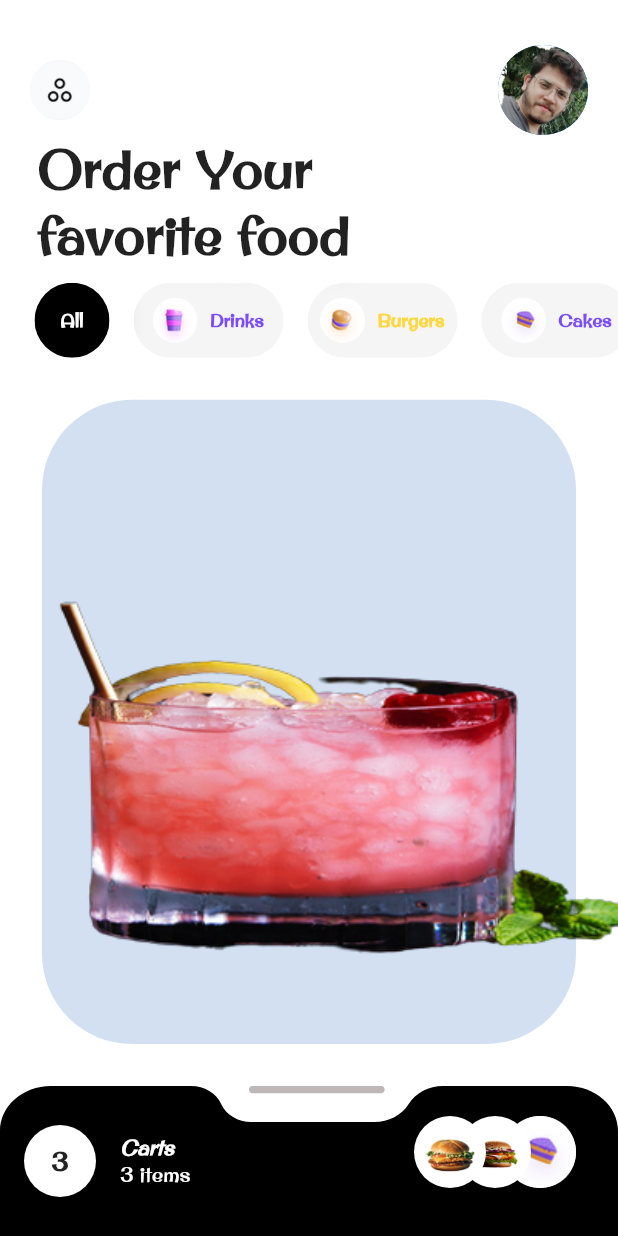
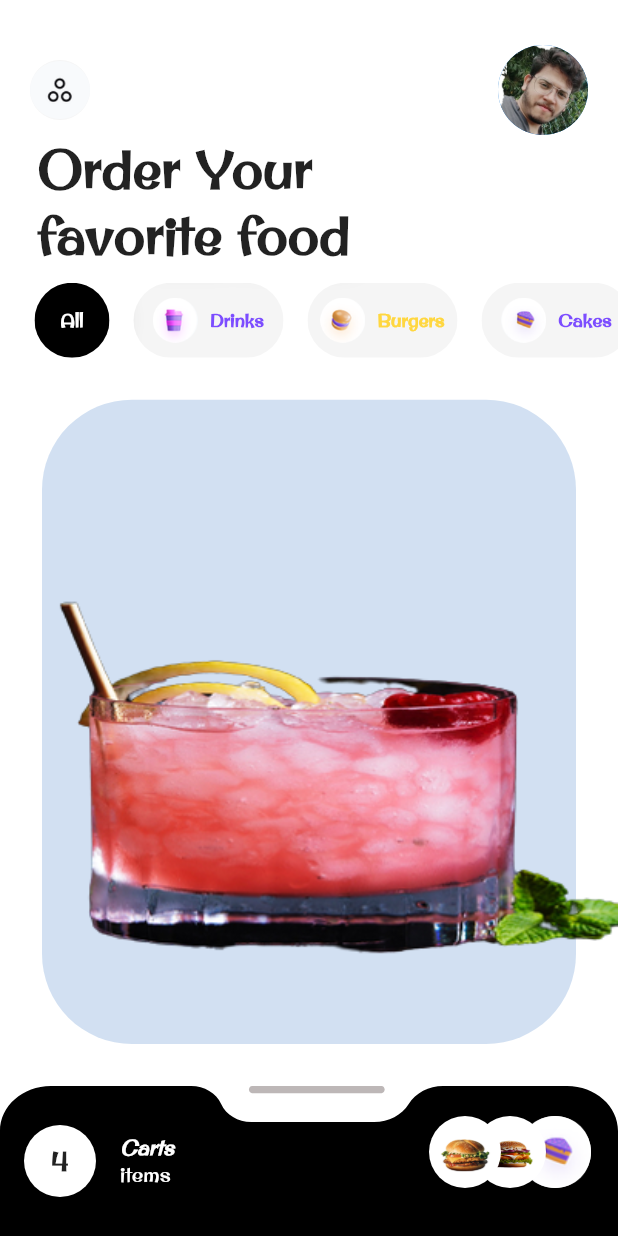
Before and after one commit to githubrohitgithub/Flutter-PUC, a Flutter app: the FoodAppDashboard screen opened by its route, on a phone screen of 412 x 824 dp. Run offline on Flutter 3.47's test engine with Material 2 defaults, Android fonts, the phone set to English and light mode, and no system bars; our stand-ins replace flutter_svg, get_it, hive, shared_preferences, timer_builder; missing offline and left inert: neopop, qr_code_scanner; accounts and stored records are empty.

Commit message:
completed 9

```diff
--- a/lib/main.dart
+++ b/lib/main.dart
@@ -1,6 +1,7 @@
 import 'package:flutter/material.dart';
 import 'package:flutter/services.dart';
 import 'package:flutter_work_shop/work_shop/navigator/modules/day_three/base/routes/app_routes.dart';
+import 'package:flutter_work_shop/work_shop/navigator/modules/day_three/core/di/get_it_injection.dart';
 import 'package:flutter_work_shop/work_shop/navigator/modules/day_three/models/food_details_model.dart';
 import 'package:flutter_work_shop/work_shop/navigator/modules/day_three/models/food_sub_type.dart';
 import 'package:flutter_work_shop/work_shop/navigator/modules/day_three/page/dashboard/food_app_dashboard.dart';
@@ -11,6 +12,9 @@ import 'package:flutter_work_shop/work_shop/navigator/modules/master_screen/page
 
 Future<void> main() async {
   WidgetsFlutterBinding.ensureInitialized();
+
+  await init();
+
   AppFonts().loadCustomFont().then((_) {
     runApp(const MyApp());
   });
--- a/lib/work_shop/navigator/modules/day_three/models/cart_model.dart
+++ b/lib/work_shop/navigator/modules/day_three/models/cart_model.dart
@@ -1,9 +1,51 @@
-class CartModel{
+import 'package:hive/hive.dart';
+
+part 'cart_model.g.dart';
+
+@HiveType(typeId: 0)
+class CartModel extends HiveObject{
+
+  @HiveField(0)
+  String? id;
+  @HiveField(1)
   String? name;
+  @HiveField(2)
   String? image;
+  @HiveField(3)
   String? price;
+  @HiveField(4)
   String? quantity;
+  @HiveField(5)
   String? size;
+  @HiveField(6)
   String? subName;
-  CartModel({this.name,this.image, this.price, this.quantity,this.size,this.subName});
+  CartModel({this.id,this.name,this.image, this.price, this.quantity,this.size,this.subName});
+
+
+  factory CartModel.fromJson(Map<String, dynamic> json) =>
+      _$CartModelFromJson(json);
+
+  Map<String, dynamic> toJson() => _$CartModelToJson(this);
+
+
+  CartModel copyWith({
+    String? id,
+    String? name,
+    String? image,
+    String? price,
+    String? quantity,
+    String? size,
+    String? subName,
+  }) {
+    return CartModel(
+      id: id ?? this.id,
+      name: name ?? this.name,
+      image: image ?? this.image,
+      price: price ?? this.price,
+      quantity: quantity ?? this.quantity,
+      size: size ?? this.size,
+      subName: subName ?? this.subName,
+    );
+  }
+
 }
--- a/lib/work_shop/navigator/modules/day_three/models/food_details_model.dart
+++ b/lib/work_shop/navigator/modules/day_three/models/food_details_model.dart
@@ -5,8 +5,8 @@ import 'food_sub_type.dart';
 class FoodDetailsModel {
   String? name;
   String? image;
-  int? price;
-  int? quantity;
+  String? price;
+  String? quantity;
   List<FoodSubType>? listFoodSubType;
 
   FoodDetailsModel(
--- a/lib/work_shop/navigator/modules/day_three/page/dashboard/food_app_dashboard.dart
+++ b/lib/work_shop/navigator/modules/day_three/page/dashboard/food_app_dashboard.dart
@@ -5,6 +5,7 @@ import 'package:flutter_work_shop/work_shop/navigator/modules/day_three/page/das
 import 'package:flutter_work_shop/work_shop/navigator/modules/day_three/utils/food_app_constant.dart';
 import '../../base/animations/animated_bottom_to_top.dart';
 import '../../base/paints/custom_bottom_sheet_paint.dart';
+import '../../utils/utils.dart';
 
 class FoodAppDashboard extends StatefulWidget {
   const FoodAppDashboard({super.key});
@@ -16,6 +17,8 @@ class FoodAppDashboard extends StatefulWidget {
 class _FoodAppDashboardState extends State<FoodAppDashboard> {
   @override
   Widget build(BuildContext context) {
+
+
     return Scaffold(
       backgroundColor: Colors.white,
       body: Column(
@@ -49,11 +52,9 @@ class _FoodAppDashboardState extends State<FoodAppDashboard> {
                     width: MediaQuery.of(context).size.width,
                     child: CustomPaint(
                       painter: CustomBottomSheetPaint(),
-                      child: Padding(
-                        padding: const EdgeInsets.all(16.0),
-                        child: BottomWidgetElements(
-                          listOfCartOptions: FoodAppConstants.listOfCartModel,
-                        ),
+                      child: const Padding(
+                        padding:  EdgeInsets.all(16.0),
+                        child: BottomWidgetElements(),
                       ),
                     ),
                   )
--- a/lib/work_shop/navigator/modules/day_three/page/dashboard/widgets/bottom_wigets_elements.dart
+++ b/lib/work_shop/navigator/modules/day_three/page/dashboard/widgets/bottom_wigets_elements.dart
@@ -2,13 +2,14 @@ import 'package:flutter/material.dart';
 import '../../../base/routes/app_routes.dart';
 import '../../../models/cart_model.dart';
 import '../../../utils/color_convertor.dart';
+import '../../../utils/utils.dart';
 import 'custom_circle_widget.dart';
 import 'half_overlapping_widgets.dart';
 
 class BottomWidgetElements extends StatefulWidget {
-  final List<CartModel> listOfCartOptions;
-
-  const BottomWidgetElements({super.key, required this.listOfCartOptions});
+  const BottomWidgetElements({
+    super.key,
+  });
 
   @override
   State<BottomWidgetElements> createState() => _BottomWidgetElementsState();
@@ -21,6 +22,25 @@ class _BottomWidgetElementsState extends State<BottomWidgetElements> {
         bgColor: Colors.grey.withOpacity(0.2),
         buttonColor: ColorConvertor.getColorFromHex('#ebd8c0'));
 
+    List<Widget> circleAvatarWidgets = [];
+
+
+    if(foodItemCartTemp.isNotEmpty ){
+      for (int i = 0; i < foodItemCartTemp.length-1; i++) {
+        circleAvatarWidgets.add(
+          CircleAvatar(
+            radius: 24,
+            backgroundColor: Colors.white,
+            child: Image.asset(
+              foodItemCartTemp[i].image ?? '',
+              fit: BoxFit.fill,
+            ),
+          ),
+        );
+      }
+    }
+
+
     return InkWell(
       onTap: () {
         Navigator.pushNamed(context, AppRouteConstants.myOrdersPageRoute,
@@ -32,33 +52,11 @@ class _BottomWidgetElementsState extends State<BottomWidgetElements> {
         mainAxisAlignment: MainAxisAlignment.spaceBetween,
         crossAxisAlignment: CrossAxisAlignment.center,
         children: [
-          leftInfoForBottomSheet(widget.listOfCartOptions),
-          OverlappingCirclesWidget(listOfWidgets: [
-            CircleAvatar(
-              radius: 24,
-              backgroundColor: Colors.white,
-              child: Image.asset(
-                '${widget.listOfCartOptions[0].image}',
-                fit: BoxFit.fill,
-              ),
-            ),
-            CircleAvatar(
-              radius: 24,
-              backgroundColor: Colors.white,
-              child: Image.asset(
-                '${widget.listOfCartOptions[1].image}',
-                fit: BoxFit.fill,
-              ),
-            ),
-            CircleAvatar(
-              radius: 24,
-              backgroundColor: Colors.white,
-              child: Image.asset(
-                '${widget.listOfCartOptions[2].image}',
-                fit: BoxFit.fill,
-              ),
-            ),
-          ])
+          leftInfoForBottomSheet(foodItemCartTemp),
+
+          //create a list of CircleAvatar widget and pass it to the OverlappingCirclesWidget based on dat  in foodItemCartTemp
+
+          OverlappingCirclesWidget(listOfWidgets: circleAvatarWidgets)
         ],
       ),
     );
@@ -72,7 +70,7 @@ Widget leftInfoForBottomSheet(List<CartModel> listOfCartOptions) {
     children: [
       CircleWithText(
         centerWidget: Text(
-          '${listOfCartOptions.length-1}',
+          '${listOfCartOptions.length}',
           style: const TextStyle(
               fontWeight: FontWeight.bold,
               fontFamily: 'OriginalSurfer',
@@ -85,11 +83,11 @@ Widget leftInfoForBottomSheet(List<CartModel> listOfCartOptions) {
       const SizedBox(
         width: 16,
       ),
-      Column(
+      const Column(
         mainAxisAlignment: MainAxisAlignment.center,
         crossAxisAlignment: CrossAxisAlignment.start,
         children: [
-          const Text(
+          Text(
             'Carts',
             style: TextStyle(
                 fontWeight: FontWeight.bold,
@@ -98,8 +96,8 @@ Widget leftInfoForBottomSheet(List<CartModel> listOfCartOptions) {
                 fontFamily: 'OriginalSurfer'),
           ),
           Text(
-            '${listOfCartOptions.length-1} items',
-            style: const TextStyle(
+            'items',
+            style: TextStyle(
                 fontWeight: FontWeight.normal,
                 color: Colors.white,
                 fontFamily: 'OriginalSurfer'),
--- a/lib/work_shop/navigator/modules/day_three/page/dashboard/widgets/half_overlapping_widgets.dart
+++ b/lib/work_shop/navigator/modules/day_three/page/dashboard/widgets/half_overlapping_widgets.dart
@@ -9,9 +9,12 @@ class OverlappingCirclesWidget extends StatelessWidget {
   Widget build(BuildContext context) {
     //create a stack of widgets and fill th children from listOfWidgets
 
-    return SizedBox(
+
+
+    return listOfWidgets.isNotEmpty
+        ? SizedBox(
             height: 60,
-      width: 120,
+            width: 110,
             child: Stack(
               children: listOfWidgets
                   .asMap()
@@ -33,6 +36,7 @@ class OverlappingCirclesWidget extends StatelessWidget {
                 );
               }).toList(),
             ),
-    );
+          )
+        : Container();
   }
 }
--- a/lib/work_shop/navigator/modules/day_three/utils/food_app_constant.dart
+++ b/lib/work_shop/navigator/modules/day_three/utils/food_app_constant.dart
@@ -6,6 +6,7 @@ import '../models/food_sub_type.dart';
 
 class FoodAppConstants {
   static String fontStyleOriginalSurfer = 'OriginalSurfer';
+  static String cartTableName = 'food cart';
 
   static Map<FoodCategories, List<FoodSubType>> foodCategoriesItems = {
     const FoodCategories(id: '0', name: 'All', color: Colors.white, image: ''):
@@ -144,6 +145,7 @@ class FoodAppConstants {
 
   static List<CartModel> listOfCartModel = [
     CartModel(
+      id: '1',
         name: 'Beef Burger',
         price: '10',
         quantity: '2',
@@ -152,6 +154,7 @@ class FoodAppConstants {
         image: 'assets/food_app/sub_items_images/beef_burger.png'),
 
     CartModel(
+        id: '2',
         name: 'Cheese Burger',
         price: '10',
         quantity: '1',
@@ -159,6 +162,7 @@ class FoodAppConstants {
         subName: 'mid Cheese burger',
         image: 'assets/food_app/sub_items_images/cheesbust.png'),
     CartModel(
+        id: '3',
         name: 'Cake',
         price: '20',
         quantity: '1',
@@ -166,6 +170,7 @@ class FoodAppConstants {
         subName: 'Cake Cheese burger',
         image: 'assets/food_app/food_categories/ic_cake.png'),
     CartModel(
+        id: '3',
         name: 'Drink',
         price: '30',
         quantity: '1',
```
Also changed, not shown: lib/work_shop/navigator/modules/day_three/core/di/get_it_injection.dart (added, +21 -0 lines), lib/work_shop/navigator/modules/day_three/core/storage/db/hive/app_database_hive.dart (added, +46 -0 lines), lib/work_shop/navigator/modules/day_three/core/storage/db/hive/box/cart_box.dart (added, +37 -0 lines), lib/work_shop/navigator/modules/day_three/core/storage/shared_preferences_util.dart (added, +39 -0 lines), lib/work_shop/navigator/modules/day_three/page/food_description/food_item_description.dart (+59 -11 lines), lib/work_shop/navigator/modules/day_three/page/food_description/widgets/item_image_widget.dart (+2 -27 lines), lib/work_shop/navigator/modules/day_three/page/food_item_list/widgets/gridview_food_item.dart (+11 -11 lines), lib/work_shop/navigator/modules/day_three/page/my_orders/page/my_orders_page.dart (+16 -7 lines), lib/work_shop/navigator/modules/day_three/page/repo/cart_repo.dart (added, +14 -0 lines), lib/work_shop/navigator/modules/day_three/utils/utils.dart (added, +16 -0 lines), pubspec.yaml (+7 -0 lines), lib/work_shop/navigator/modules/day_three/models/cart_model.g.dart (added), pubspec.lock, 1 other file. Lines whose indentation alone changed are shown as unchanged.
